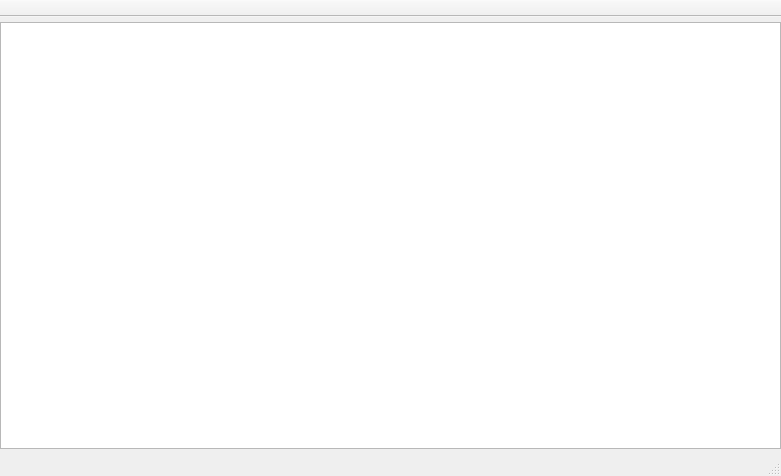
Old version of the form mainwindow.ui in the repository megakoko/discogs-tagger.
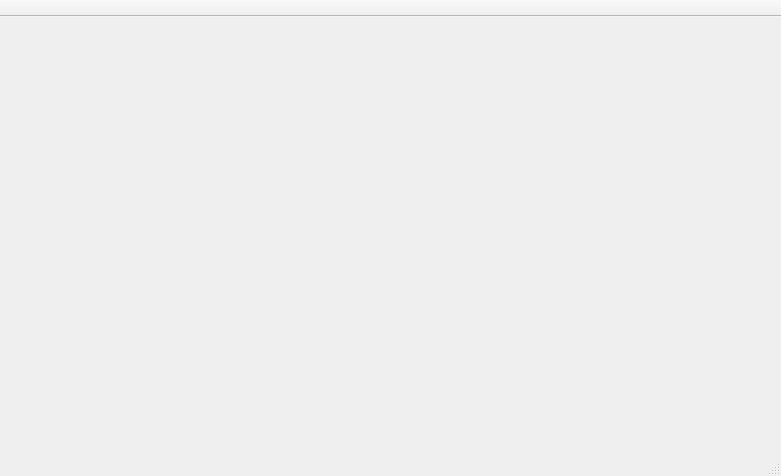
New version of the form.

Commit message: Extracted Files View to the separate from MainWindow class and refactored these two. Also, the program now loads all the files TagLib library can handle, not just MP3s.

Diff of the .ui file:
```diff
--- a/mainwindow.ui
+++ b/mainwindow.ui
@@ -28,40 +28,7 @@
      <number>0</number>
     </property>
     <item>
-     <widget class="QStackedWidget" name="m_stackedWidget">
-      <widget class="QWidget" name="m_stackedWidgetPage1">
-       <layout class="QVBoxLayout" name="verticalLayout_3">
-        <property name="leftMargin">
-         <number>0</number>
-        </property>
-        <property name="topMargin">
-         <number>5</number>
-        </property>
-        <property name="rightMargin">
-         <number>0</number>
-        </property>
-        <property name="bottomMargin">
-         <number>5</number>
-        </property>
-        <item>
-         <widget class="QTableView" name="m_mainTable">
-          <property name="selectionBehavior">
-           <enum>QAbstractItemView::SelectRows</enum>
-          </property>
-          <property name="cornerButtonEnabled">
-           <bool>false</bool>
-          </property>
-          <attribute name="horizontalHeaderHighlightSections">
-           <bool>false</bool>
-          </attribute>
-          <attribute name="verticalHeaderHighlightSections">
-           <bool>false</bool>
-          </attribute>
-         </widget>
-        </item>
-       </layout>
-      </widget>
-     </widget>
+     <widget class="QStackedWidget" name="m_stackedWidget"/>
     </item>
    </layout>
   </widget>
```
The commit also changes 9 other files.
